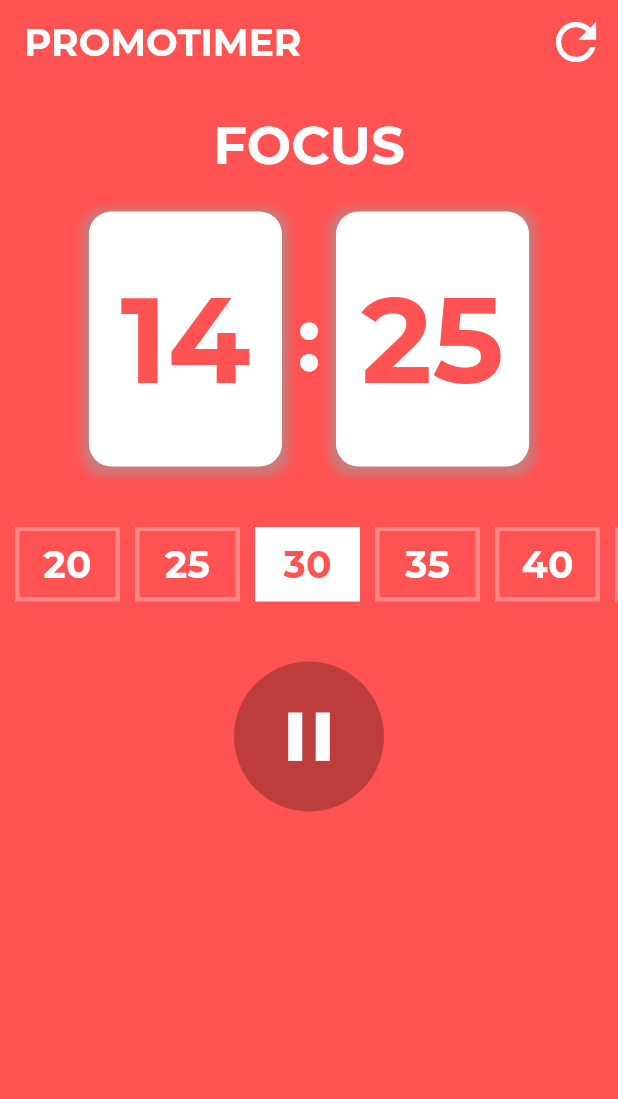
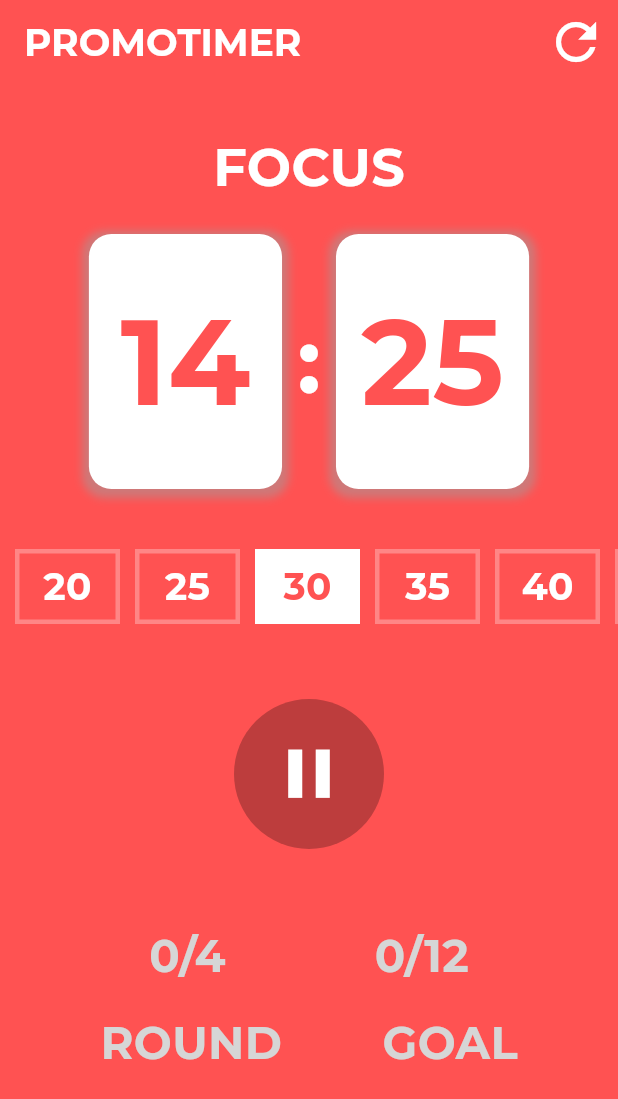
Before and after one commit to UildsonSantos/Pomodoro, a Flutter app: the screen it shows after launch, on a phone screen of 412 x 824 dp. Shown: the top 1099 px of the screen. Run offline on Flutter 3.47's test engine with Material 3 defaults, Android fonts, the phone set to English and light mode, and no system bars; our stand-ins replace google_fonts.

Commit message:
progress  widget UI

```diff
--- a/lib/pages/pomodoro_page.dart
+++ b/lib/pages/pomodoro_page.dart
@@ -35,12 +35,14 @@ class PomodoroPage extends StatelessWidget {
           alignment: Alignment.center,
           child: const Column(
             children: [
-              SizedBox(height: 15),
+              SizedBox(height: 30),
               Timercard(),
               SizedBox(height: 40),
               TimerOptions(),
-              SizedBox(height: 40),
+              SizedBox(height: 50),
               TimerController(),
+              SizedBox(height: 50),
+              TaxaProgress(),
             ],
           ),
         ),
--- /dev/null
+++ b/lib/widgets/taxa_progress.dart
@@ -0,0 +1,57 @@
+import 'package:flutter/material.dart';
+import 'package:pomodoro/utils/utils.dart';
+
+class TaxaProgress extends StatelessWidget {
+  const TaxaProgress({super.key});
+
+  @override
+  Widget build(BuildContext context) {
+    return Column(
+      children: [
+        Row(
+          mainAxisAlignment: MainAxisAlignment.spaceEvenly,
+          children: [
+            Text(
+              '0/4',
+              style: textStyle(
+                size: 30,
+                color: Colors.grey[350],
+                fontWeight: FontWeight.bold,
+              ),
+            ),
+            Text(
+              '0/12',
+              style: textStyle(
+                size: 30,
+                color: Colors.grey[350],
+                fontWeight: FontWeight.bold,
+              ),
+            ),
+          ],
+        ),
+         const SizedBox(height: 15),
+         Row(
+          mainAxisAlignment: MainAxisAlignment.spaceEvenly,
+          children: [
+            Text(
+              'ROUND',
+              style: textStyle(
+                size: 30,
+                color: Colors.grey[350],
+                fontWeight: FontWeight.bold,
+              ),
+            ),
+            Text(
+              'GOAL',
+              style: textStyle(
+                size: 30,
+                color: Colors.grey[350],
+                fontWeight: FontWeight.bold,
+              ),
+            ),
+          ],
+        )
+      ],
+    );
+  }
+}
--- a/lib/widgets/widgets.dart
+++ b/lib/widgets/widgets.dart
@@ -1,3 +1,4 @@
 export 'timercard.dart';
 export 'timer_options.dart';
 export 'timer_controller.dart';
+export 'taxa_progress.dart';
```
